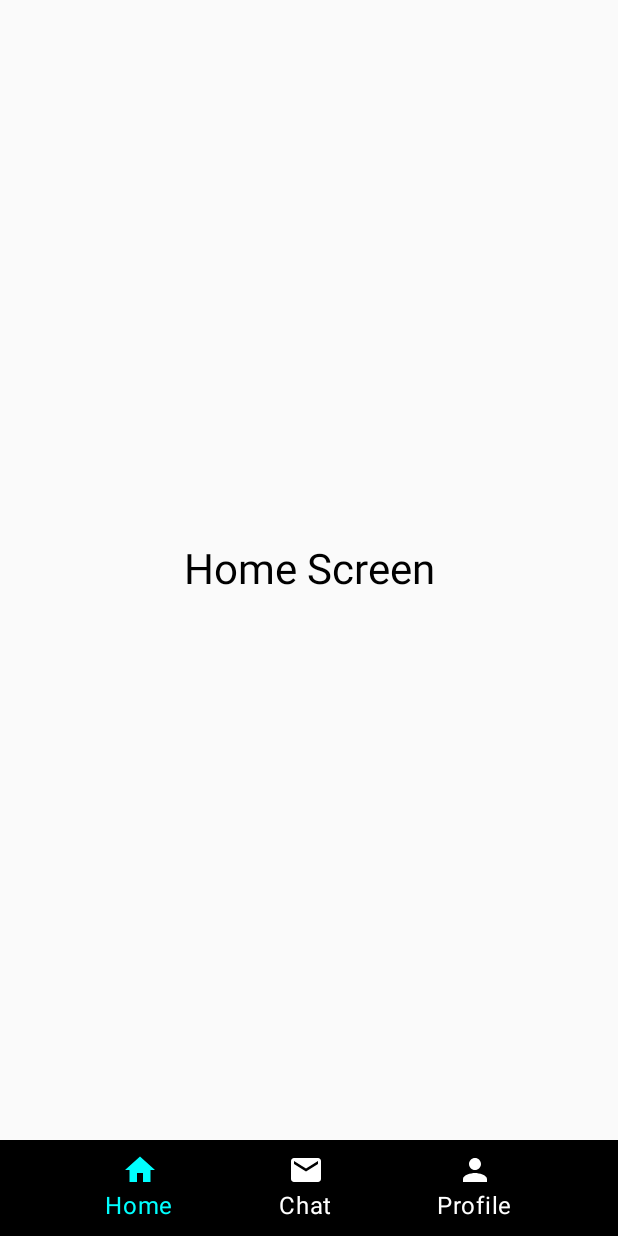
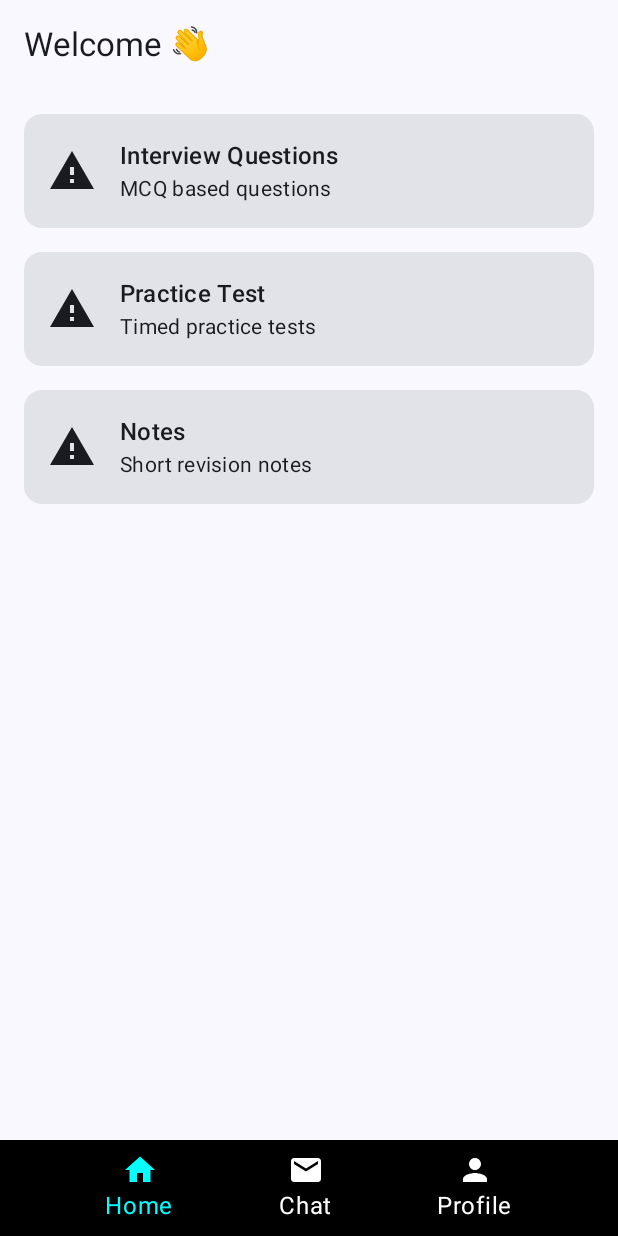
Before and after one commit to dattabodkhe/Ask-Ai, an Android app built with Jetpack Compose: the screen it shows after launch (MainActivity), on a phone screen of 412 x 824 dp. Run offline under Robolectric (Android 15) with nearby library versions, the phone set to English and light mode, and no system bars.

```diff
--- a/app/src/main/java/com/example/learningai/MainActivity.kt
+++ b/app/src/main/java/com/example/learningai/MainActivity.kt
@@ -6,7 +6,9 @@ import androidx.activity.compose.setContent
 import com.example.learningai.ui.theme.LearningAiTheme
 import com.example.learningai.user.UserInputSCR
 import androidx.core.view.WindowCompat
-import com.example.learningai.user.HomeScreen
+import com.example.learningai.home.HomeSCR
+
+import com.example.learningai.nav.MainScreen
 
 class MainActivity : ComponentActivity() {
     override fun onCreate(savedInstanceState: Bundle?) {
@@ -14,7 +16,7 @@ class MainActivity : ComponentActivity() {
 
         setContent {
             LearningAiTheme {
-                HomeScreen()
+                MainScreen()
             }
         }
     }
--- a/app/src/main/java/com/example/learningai/home/HomeSCR.kt
+++ b/app/src/main/java/com/example/learningai/home/HomeSCR.kt
@@ -17,38 +17,13 @@ import androidx.compose.runtime.setValue
 import androidx.compose.ui.Modifier
 import androidx.compose.ui.tooling.preview.Preview
 import androidx.compose.ui.unit.dp
+import androidx.navigation.NavController
 import com.example.learningai.model.Questions
+import com.example.learningai.nav.Routes
+
 @Composable
 
-fun HomeSCR() {
-
-    var currentIndex by remember { mutableStateOf(0) }
-    var selectedOption by remember { mutableStateOf(-1) }
-
-    val sampleQuestions = listOf(
-        Questions(
-            question = "What is MVVM?",
-            option = listOf(
-                "Design Pattern",
-                "Programming Language",
-                "Database",
-                "Operating System"
-            ),
-            correctAnswerIndex = 0
-        ),
-        Questions(
-            question = "What is Jetpack Compose?",
-            option = listOf(
-                "UI Toolkit",
-                "API",
-                "Database",
-                "Compiler"
-            ),
-            correctAnswerIndex = 0
-        )
-    )
-
-    val question = sampleQuestions[currentIndex]
+fun HomeSCR(navController: NavController) {
 
     Column(
         modifier = Modifier
@@ -57,32 +32,30 @@ fun HomeSCR() {
     ) {
 
         Text(
-            text = "Interview Questions",
+            text = "Welcome 👋",
             style = MaterialTheme.typography.titleLarge
         )
 
-        Spacer(modifier = Modifier.height(16.dp))
+        Spacer(modifier = Modifier.height(24.dp))
 
-        // ✅ CORRECT CALL
-        QuestionCard(
-            questions = question,
-            selectedOption = selectedOption,
-            onOptionSelected = { selectedOption = it }
+        InterviewOptionButton(
+            title = "Interview Questions",
+            subtitle = "MCQ based questions",
+            onClick = {
+                navController.navigate(Routes.INTERVIEW)
+            }
         )
 
-        Spacer(modifier = Modifier.weight(1f))
+        InterviewOptionButton(
+            title = "Practice Test",
+            subtitle = "Timed practice tests",
+            onClick = { }
+        )
 
-        Button(
-            onClick = {
-                if (currentIndex < sampleQuestions.size - 1) {
-                    currentIndex++
-                    selectedOption = -1
-                }
-            },
-            modifier = Modifier.fillMaxWidth(),
-            enabled = selectedOption != -1
-        ) {
-            Text(text = "Next")
-        }
+        InterviewOptionButton(
+            title = "Notes",
+            subtitle = "Short revision notes",
+            onClick = { }
+        )
     }
 }
--- /dev/null
+++ b/app/src/main/java/com/example/learningai/home/InterviewOptionBTN.kt
@@ -0,0 +1,56 @@
+package com.example.learningai.home
+
+import androidx.compose.foundation.clickable
+import androidx.compose.foundation.layout.*
+import androidx.compose.material.icons.Icons
+import androidx.compose.material.icons.filled.Warning
+import androidx.compose.material3.Card
+import androidx.compose.material3.Icon
+import androidx.compose.material3.MaterialTheme
+import androidx.compose.material3.Text
+import androidx.compose.runtime.Composable
+import androidx.compose.ui.Alignment
+import androidx.compose.ui.Modifier
+import androidx.compose.ui.graphics.vector.ImageVector
+import androidx.compose.ui.unit.dp
+
+
+
+@Composable
+fun InterviewOptionButton(
+    title: String,
+    subtitle: String,
+    onClick: () -> Unit
+) {
+    Card(
+        modifier = Modifier
+            .fillMaxWidth()
+            .padding(vertical = 8.dp)
+            .clickable { onClick() }
+    ) {
+        Row(
+            modifier = Modifier.padding(16.dp),
+            verticalAlignment = Alignment.CenterVertically
+        ) {
+
+            Icon(
+                imageVector = Icons.Default.Warning,
+                contentDescription = title,
+                modifier = Modifier.size(32.dp)
+            )
+
+            Spacer(modifier = Modifier.width(16.dp))
+
+            Column {
+                Text(
+                    text = title,
+                    style = MaterialTheme.typography.titleMedium
+                )
+                Text(
+                    text = subtitle,
+                    style = MaterialTheme.typography.bodyMedium
+                )
+            }
+        }
+    }
+}
--- a/app/src/main/java/com/example/learningai/nav/AppNavGraph.kt
+++ b/app/src/main/java/com/example/learningai/nav/AppNavGraph.kt
@@ -1,27 +1,42 @@
 package com.example.learningai.nav
 
+import androidx.compose.foundation.layout.padding
+import androidx.compose.material3.BottomAppBar
+import androidx.compose.material3.Scaffold
 import androidx.compose.runtime.Composable
 import androidx.compose.ui.Modifier
 import androidx.navigation.NavHostController
 import androidx.navigation.compose.NavHost
 import androidx.navigation.compose.composable
+import androidx.navigation.compose.rememberNavController
 import com.example.learningai.home.HomeSCR
-import com.example.learningai.user.HomeScreen
+import com.example.learningai.home.InterviewOptionButton
+import com.example.learningai.home.InterviewScreen
 import com.example.learningai.user.UserInputSCR
 import com.example.learningai.user.UserProfileSCR
+@Composable
+fun AppNavGraph(
+    navController: NavHostController,
+    modifier: Modifier = Modifier
+) {
+    NavHost(
+        navController = navController,
+        startDestination = Routes.HOME,
+        modifier = modifier
+    ) {
 
-@Composable
-fun AppNavGraph(navController: NavHostController, modifier: Modifier){
+        composable(Routes.HOME) {
+            HomeSCR(navController)
+        }
+        composable(Routes.INTERVIEW){
+            InterviewScreen()
+        }
 
-    NavHost(navController = navController,
-        startDestination = Routes.HOME){
-        composable(Routes.HOME){
-            HomeScreen()
-        }
-        composable(Routes.CHAT){
+        composable(Routes.CHAT) {
             UserInputSCR()
         }
-        composable(Routes.PROFILE){
+
+        composable(Routes.PROFILE) {
             UserProfileSCR()
         }
     }
--- a/app/src/main/java/com/example/learningai/nav/BottomAppBar.kt
+++ b/app/src/main/java/com/example/learningai/nav/BottomAppBar.kt
@@ -16,11 +16,13 @@ import androidx.compose.ui.Modifier
 import androidx.compose.ui.graphics.Color
 import androidx.compose.ui.graphics.vector.ImageVector
 import androidx.compose.ui.unit.dp
+import com.example.learningai.nav.BottomNavItem
+import com.example.learningai.nav.Routes
 
 @Composable
-fun AppBottomBar(
-    selectedTab: Int,
-    onTabSelected: (Int) -> Unit
+fun BottomAppBar(
+    currentRoute: String?,
+    onItemClick: (String) -> Unit
 ) {
     Row(
         modifier = Modifier
@@ -31,48 +33,25 @@ fun AppBottomBar(
         verticalAlignment = Alignment.CenterVertically
     ) {
 
-        BottomItem(
+        BottomNavItem(
             icon = Icons.Default.Home,
             label = "Home",
-            selected = selectedTab == 0,
-            onClick = { onTabSelected(0) }
+            selected = currentRoute == Routes.HOME,
+            onClick = { onItemClick(Routes.HOME) }
         )
 
-        BottomItem(
+        BottomNavItem(
             icon = Icons.Default.Email,
             label = "Chat",
-            selected = selectedTab == 1,
-            onClick = { onTabSelected(1) }
+            selected = currentRoute == Routes.CHAT,
+            onClick = { onItemClick(Routes.CHAT) }
         )
 
-        BottomItem(
+        BottomNavItem(
             icon = Icons.Default.Person,
             label = "Profile",
-            selected = selectedTab == 2,
-            onClick = { onTabSelected(2) }
+            selected = currentRoute == Routes.PROFILE,
+            onClick = { onItemClick(Routes.PROFILE) }
         )
     }
 }
-
-@Composable
-fun BottomItem(
-    icon: ImageVector,
-    label: String,
-    selected: Boolean,
-    onClick: () -> Unit
-) {
-    Column(
-        horizontalAlignment = Alignment.CenterHorizontally,
-        modifier = Modifier.clickable { onClick() }
-    ) {
-        Icon(
-            imageVector = icon,
-            contentDescription = label,
-            tint = if (selected) Color.Cyan else Color.White
-        )
-        Text(
-            text = label,
-            color = if (selected) Color.Cyan else Color.White
-        )
-    }
-}
--- a/app/src/main/java/com/example/learningai/nav/BottomNavItem.kt
+++ b/app/src/main/java/com/example/learningai/nav/BottomNavItem.kt
@@ -1,9 +1,37 @@
 package com.example.learningai.nav
 
 import android.media.tv.StreamEventRequest
+
+
+import androidx.compose.foundation.clickable
+import androidx.compose.foundation.layout.Column
+import androidx.compose.material3.Icon
+import androidx.compose.material3.Text
+import androidx.compose.runtime.Composable
+import androidx.compose.ui.Alignment
+import androidx.compose.ui.Modifier
+import androidx.compose.ui.graphics.Color
 import androidx.compose.ui.graphics.vector.ImageVector
 
-data class BottomNavItem(val title : String,
-    val route : String,
-    val icon : ImageVector) {
+@Composable
+fun BottomNavItem(
+    icon: ImageVector,
+    label: String,
+    selected: Boolean,
+    onClick: () -> Unit
+) {
+    Column(
+        horizontalAlignment = Alignment.CenterHorizontally,
+        modifier = Modifier.clickable { onClick() }
+    ) {
+        Icon(
+            imageVector = icon,
+            contentDescription = label,
+            tint = if (selected) Color.Cyan else Color.White
+        )
+        Text(
+            text = label,
+            color = if (selected) Color.Cyan else Color.White
+        )
+    }
 }
--- a/app/src/main/java/com/example/learningai/nav/MainScren.kt
+++ b/app/src/main/java/com/example/learningai/nav/MainScren.kt
@@ -6,36 +6,43 @@ import androidx.compose.ui.Modifier
 import androidx.compose.ui.Alignment
 import androidx.compose.material3.*
 import com.example.learningai.home.HomeSCR
-import com.example.learningai.ui.nav.AppBottomBar
-import com.example.learningai.user.HomeScreen
+
+import com.example.learningai.ui.nav.BottomAppBar
+
 import com.example.learningai.user.UserInputSCR
 import com.example.learningai.user.UserProfileSCR
+
+
+import androidx.compose.foundation.layout.padding
+import androidx.compose.material3.Scaffold
+import androidx.compose.runtime.*
+
+import androidx.navigation.compose.rememberNavController
+import androidx.navigation.compose.currentBackStackEntryAsState
 
 @Composable
 fun MainScreen() {
 
-    var selectedTab by remember { mutableStateOf(0) }
+    val navController = rememberNavController()
+    val backStackEntry by navController.currentBackStackEntryAsState()
+    val currentRoute = backStackEntry?.destination?.route
 
-    Column(modifier = Modifier.fillMaxSize()) {
-
-        // 🔹 TOP CONTENT AREA
-        Box(
-            modifier = Modifier
-                .weight(1f)
-                .fillMaxWidth(),
-            contentAlignment = Alignment.Center
-        ) {
-            when (selectedTab) {
-                0 -> HomeScreen()
-                1 -> UserInputSCR()
-                2 -> UserProfileSCR()
-            }
+    Scaffold(
+        bottomBar = {
+            BottomAppBar(
+                currentRoute = currentRoute,
+                onItemClick = { route ->
+                    navController.navigate(route) {
+                        popUpTo(Routes.HOME)
+                        launchSingleTop = true
+                    }
+                }
+            )
         }
-
-
-        AppBottomBar(
-            selectedTab = selectedTab,
-            onTabSelected = { selectedTab = it }
+    ) { padding ->
+        AppNavGraph(
+            navController = navController,
+            modifier = Modifier.padding(padding)
         )
     }
 }
--- a/app/src/main/java/com/example/learningai/nav/Routes.kt
+++ b/app/src/main/java/com/example/learningai/nav/Routes.kt
@@ -4,4 +4,5 @@ object Routes {
     const val HOME = "home"
     const val CHAT = "chat"
     const val PROFILE = "profile"
+    const val INTERVIEW = "interview"
 }
--- a/app/src/main/java/com/example/learningai/user/HomeSCR.kt
+++ /dev/null
@@ -1,41 +0,0 @@
-package com.example.learningai.user
-
-
-
-import androidx.compose.foundation.layout.*
-import androidx.compose.material3.*
-import androidx.compose.runtime.*
-import androidx.compose.ui.Alignment
-import androidx.compose.ui.Modifier
-import androidx.compose.ui.unit.dp
-import com.example.learningai.ui.nav.AppBottomBar
-
-@Composable
-fun HomeScreen() {
-
-    var selectedTab by remember { mutableStateOf(0) }
-
-    Column(
-        modifier = Modifier.fillMaxSize()
-    ) {
-
-        // 🔹 TOP CONTENT (HOME UI)
-        Box(
-            modifier = Modifier
-                .weight(1f)
-                .fillMaxWidth(),
-            contentAlignment = Alignment.Center
-        ) {
-            Text(
-                text = "Home Screen",
-                style = MaterialTheme.typography.headlineMedium
-            )
-        }
-
-        // 🔹 BOTTOM BAR
-        AppBottomBar(
-            selectedTab = selectedTab,
-            onTabSelected = { selectedTab = it }
-        )
-    }
-}
--- /dev/null
+++ b/app/src/main/res/drawable/outline_question_mark_24.xml
@@ -0,0 +1,5 @@
+<vector xmlns:android="http://schemas.android.com/apk/res/android" android:height="1000dp" android:tint="#000000" android:viewportHeight="960" android:viewportWidth="960" android:width="1000dp">
+
+    <path android:fillColor="@android:color/white" android:pathData="M424,640Q424,559 438.5,523.5Q453,488 500,446Q541,410 562.5,383.5Q584,357 584,323Q584,282 556.5,255Q529,228 480,228Q429,228 402.5,259Q376,290 365,322L262,278Q283,214 339,167Q395,120 480,120Q585,120 641.5,178.5Q698,237 698,319Q698,369 676.5,404.5Q655,440 609,485Q560,532 549.5,556.5Q539,581 539,640L424,640ZM480,880Q447,880 423.5,856.5Q400,833 400,800Q400,767 423.5,743.5Q447,720 480,720Q513,720 536.5,743.5Q560,767 560,800Q560,833 536.5,856.5Q513,880 480,880Z"/>
+
+</vector>
```
Also changed, not shown: app/src/main/java/com/example/learningai/ViewModel/InterviewViewModel.kt (added, +41 -0 lines), app/src/main/java/com/example/learningai/home/InterviewSCR.kt (added, +49 -0 lines), app/src/main/java/com/example/learningai/home/OptionItem.kt (+12 -5 lines), app/src/main/java/com/example/learningai/home/QuestionCard.kt (+12 -10 lines).
